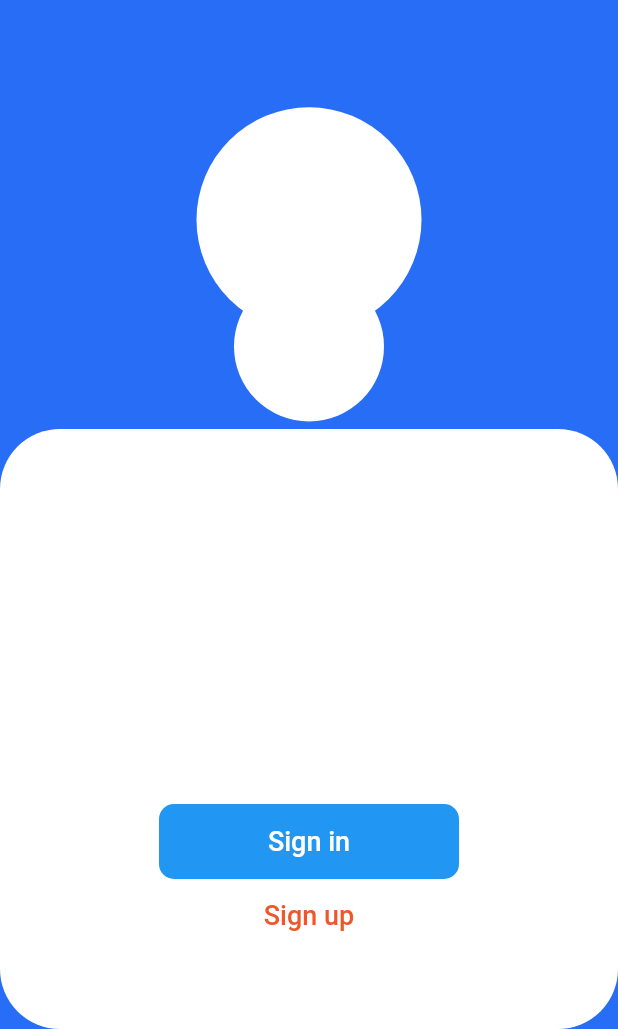
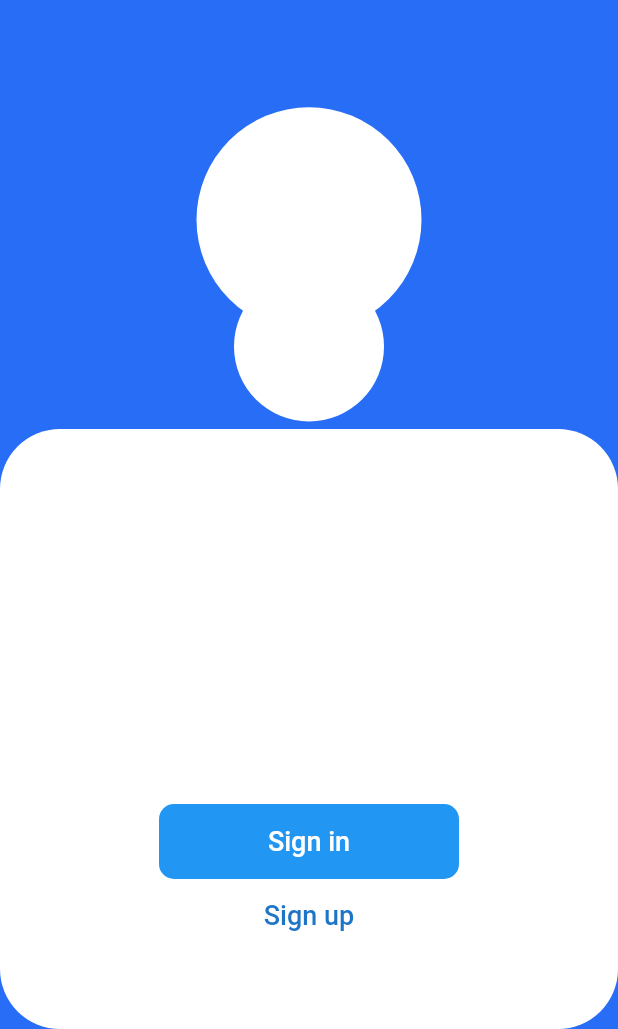
Before and after one commit to dfodeker/Credia, a Flutter app: the screen it shows after launch, on a phone screen of 412 x 824 dp, the part 207-1236 px from its top. Run offline on Flutter 3.47's test engine with Material 2 defaults, Android fonts, the light colour scheme and no system bars.

Commit message:
Changed primary color back

```diff
--- a/credia_app/lib/main.dart
+++ b/credia_app/lib/main.dart
@@ -12,7 +12,7 @@ class MyApp extends StatelessWidget {
     return MaterialApp(
       title: 'Credia',
       theme: ThemeData(
-        primaryColor: dartUI.Color.fromARGB(255, 238, 87, 41),
+        primaryColor: const dartUI.Color.fromARGB(255, 30, 117, 199),
         scaffoldBackgroundColor: const dartUI.Color.fromARGB(255, 40, 109, 246),
       ),
       home: MyHomePage(),
```
